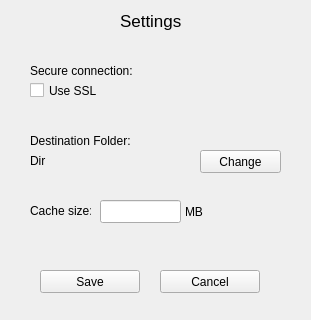
pcloudcom/pfs-gui, file pCloud/settingswindow.ui: the form before one commit.
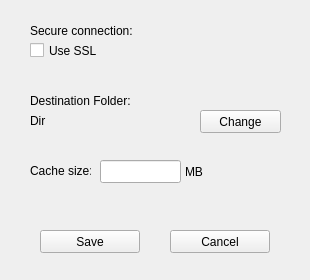
The form after the commit.

The edit to the form file:
```diff
--- a/pCloud/settingswindow.ui
+++ b/pCloud/settingswindow.ui
@@ -6,8 +6,8 @@
    <rect>
     <x>0</x>
     <y>0</y>
-    <width>311</width>
-    <height>320</height>
+    <width>310</width>
+    <height>280</height>
    </rect>
   </property>
   <property name="windowTitle">
@@ -18,7 +18,7 @@
     <property name="geometry">
      <rect>
       <x>30</x>
-      <y>80</y>
+      <y>40</y>
       <width>81</width>
       <height>21</height>
      </rect>
@@ -31,7 +31,7 @@
     <property name="geometry">
      <rect>
       <x>200</x>
-      <y>150</y>
+      <y>110</y>
       <width>81</width>
       <height>23</height>
      </rect>
@@ -44,7 +44,7 @@
     <property name="geometry">
      <rect>
       <x>30</x>
-      <y>150</y>
+      <y>110</y>
       <width>151</width>
       <height>21</height>
      </rect>
@@ -57,7 +57,7 @@
     <property name="geometry">
      <rect>
       <x>40</x>
-      <y>270</y>
+      <y>230</y>
       <width>100</width>
       <height>23</height>
      </rect>
@@ -69,8 +69,8 @@
    <widget class="QPushButton" name="cancelbutton">
     <property name="geometry">
      <rect>
-      <x>160</x>
-      <y>270</y>
+      <x>170</x>
+      <y>230</y>
       <width>100</width>
       <height>23</height>
      </rect>
@@ -83,7 +83,7 @@
     <property name="geometry">
      <rect>
       <x>100</x>
-      <y>200</y>
+      <y>160</y>
       <width>81</width>
       <height>23</height>
      </rect>
@@ -105,7 +105,7 @@
     <property name="geometry">
      <rect>
       <x>30</x>
-      <y>200</y>
+      <y>160</y>
       <width>61</width>
       <height>21</height>
      </rect>
@@ -114,29 +114,11 @@
      <string>Cache size:</string>
     </property>
    </widget>
-   <widget class="QLabel" name="label_2">
-    <property name="geometry">
-     <rect>
-      <x>120</x>
-      <y>10</y>
-      <width>61</width>
-      <height>21</height>
-     </rect>
-    </property>
-    <property name="font">
-     <font>
-      <pointsize>13</pointsize>
-     </font>
-    </property>
-    <property name="text">
-     <string>Settings</string>
-    </property>
-   </widget>
    <widget class="QLabel" name="label_3">
     <property name="geometry">
      <rect>
       <x>185</x>
-      <y>200</y>
+      <y>160</y>
       <width>46</width>
       <height>23</height>
      </rect>
@@ -149,7 +131,7 @@
     <property name="geometry">
      <rect>
       <x>30</x>
-      <y>60</y>
+      <y>20</y>
       <width>111</width>
       <height>21</height>
      </rect>
@@ -162,7 +144,7 @@
     <property name="geometry">
      <rect>
       <x>30</x>
-      <y>130</y>
+      <y>90</y>
       <width>101</width>
       <height>21</height>
      </rect>
```
